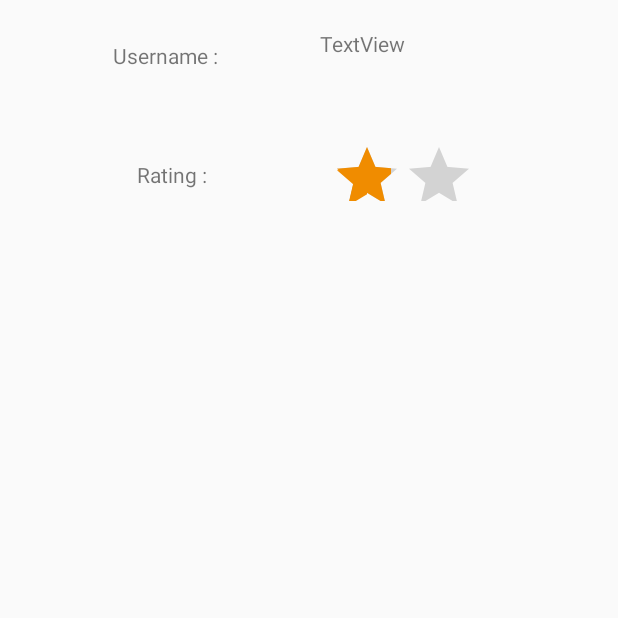
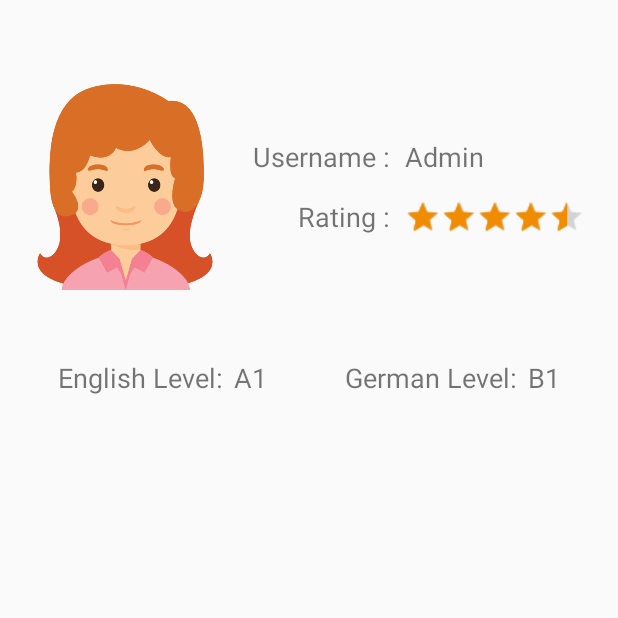
Before and after one commit to bounswe/bounswe2019group3, an Android app: the ProfilePage screen opened directly, with no data from a screen before it, on a phone screen of 412 x 824 dp, the top half of it. Run offline under Robolectric (Android 15) with nearby library versions, the phone set to English and light mode, and no system bars; network calls fail; Roboto replaces fonts that are not available here.

Commit message:
Profile page added
Co-authored-by: yagmurkahyaoglu <kahyaoglu.yagmur@gmail.com>
Co-authored-by: ebruzorlu <ebru.zorlu@boun.edu.tr>
Co-authored-by: orenbartu <bartu.oren@boun.edu.tr>

```diff
--- a/project/mobile/bulingo/app/src/main/java/com/bulingo/Database/APIInterface.java
+++ b/project/mobile/bulingo/app/src/main/java/com/bulingo/Database/APIInterface.java
@@ -29,7 +29,7 @@ public interface APIInterface {
     Call<Void> doEvaluateExercise(@Path("language_abbr") String abbr, @Path("exercise_id") int id);
 
     @POST("/api/language/{language_abbr}/exam/evaluate")
-    Call<Grade> doEvaluateExam(@Path("language_abbr") String abbr, @Body JsonObject params);
+    Call<Grade> doEvaluateExam(@Path("language_abbr") String abbr, @Body JsonArray params);
 
     @GET("/api/language/{language_abbr}/excercise/excercise_type/")
     Call<Void> doGetExercises(@Path("language_abbr") String abbr);
--- a/project/mobile/bulingo/app/src/main/java/com/bulingo/Exercises/ResultActivity.java
+++ b/project/mobile/bulingo/app/src/main/java/com/bulingo/Exercises/ResultActivity.java
@@ -42,10 +42,8 @@ public class ResultActivity extends AppCompatActivity {
     public void getResult(String abbr){
 
         JsonArray paramArray = answersToJsonArray(answers, questions);
-        JsonObject arrayObject = new JsonObject();
-        arrayObject.add("answers", paramArray);
 
-        Call<Grade> responseCall = apiInterface.doEvaluateExam(abbr, arrayObject);
+        Call<Grade> responseCall = apiInterface.doEvaluateExam(abbr, paramArray);
         responseCall.enqueue(new Callback<Grade>() {
             @Override
             public void onResponse(Call<Grade> call, Response<Grade> response) {
@@ -71,8 +69,8 @@ public class ResultActivity extends AppCompatActivity {
         JsonArray paramArray = new JsonArray();
         for(int i=0; i<answers.length; i++) {
             JsonObject paramObject = new JsonObject();
-            paramObject.addProperty("question_id", questions[i]);
-            paramObject.addProperty("choices_id", answers[i]);
+            paramObject.addProperty("question_id", String.valueOf(questions[i]));
+            paramObject.addProperty("choice_id", String.valueOf(answers[i]%4));
             paramArray.add(paramObject);
         }
         return paramArray;
--- a/project/mobile/bulingo/app/src/main/res/layout/activity_profile_page.xml
+++ b/project/mobile/bulingo/app/src/main/res/layout/activity_profile_page.xml
@@ -17,64 +17,172 @@
         app:layout_constraintVertical_bias="0.0">
 
         <androidx.constraintlayout.widget.ConstraintLayout
+            android:id="@+id/layoutWithLayout"
             android:layout_width="match_parent"
             android:layout_height="wrap_content"
+            android:layout_marginTop="40dp"
             android:padding="8dp">
+
+            <androidx.constraintlayout.widget.ConstraintLayout
+                android:id="@+id/layoutWithImage"
+                android:layout_width="match_parent"
+                android:layout_height="wrap_content"
+                android:padding="8dp"
+                app:layout_constraintBottom_toTopOf="@id/layoutForLevel"
+                app:layout_constraintEnd_toEndOf="parent"
+                app:layout_constraintStart_toStartOf="parent"
+                app:layout_constraintTop_toTopOf="parent">
 
                 <ImageView
                     android:id="@+id/imageView"
                     android:layout_width="137dp"
                     android:layout_height="137dp"
-                tools:srcCompat="@tools:sample/avatars"
-                app:layout_constraintTop_toTopOf = "parent"
-                app:layout_constraintStart_toStartOf = "@id/staticRating"
-                app:layout_constraintEnd_toEndOf = "parent"
-                app:layout_constraintBottom_toBottomOf = "parent" />
+                    android:textSize="18sp"
+                    app:layout_constraintBottom_toBottomOf="parent"
+                    app:layout_constraintEnd_toStartOf="@id/fourLayout"
+                    app:layout_constraintStart_toStartOf="parent"
+                    app:layout_constraintTop_toTopOf="parent"
+                    app:srcCompat="@drawable/girl" />
+
+                <androidx.constraintlayout.widget.ConstraintLayout
+                    android:id="@+id/fourLayout"
+                    android:layout_width="wrap_content"
+                    android:layout_height="wrap_content"
+                    android:padding="8dp"
+                    app:layout_constraintBottom_toBottomOf="parent"
+                    app:layout_constraintEnd_toEndOf="parent"
+                    app:layout_constraintStart_toEndOf="@id/imageView"
+                    app:layout_constraintTop_toTopOf="parent">
 
                     <TextView
                         android:id="@+id/staticUsername"
-                android:layout_width="wrap_content"
-                android:layout_height="wrap_content"
+                        android:layout_width="100dp"
+                        android:layout_height="40dp"
+                        android:gravity="center"
                         android:text="@string/username2"
-                android:layout_marginBottom="40dp"
-                app:layout_constraintTop_toTopOf = "parent"
-                app:layout_constraintStart_toStartOf = "parent"
-                app:layout_constraintEnd_toStartOf = "@id/realUsername"
-                app:layout_constraintBottom_toTopOf = "@id/staticRating"/>
+                        android:textAlignment="textEnd"
+                        android:textSize="18sp"
+                        app:layout_constraintBottom_toTopOf="@id/staticRating"
+                        app:layout_constraintEnd_toStartOf="@id/realUsername"
+                        app:layout_constraintStart_toStartOf="parent"
+                        app:layout_constraintTop_toTopOf="parent" />
 
                     <TextView
                         android:id="@+id/realUsername"
-                android:layout_width="123dp"
-                android:layout_height="23dp"
-                android:layout_marginBottom="40dp"
-                android:text="TextView"
-                app:layout_constraintBottom_toTopOf="@id/ratingBar"
+                        android:layout_width="120dp"
+                        android:layout_height="40dp"
+                        android:gravity="center_vertical"
+                        android:text="Admin"
+                        android:textSize="18sp"
+                        android:layout_marginStart="10dp"
+                        app:layout_constraintBottom_toTopOf="@+id/ratingLayout"
                         app:layout_constraintEnd_toEndOf="parent"
                         app:layout_constraintStart_toEndOf="@id/staticUsername"
                         app:layout_constraintTop_toTopOf="parent" />
 
                     <TextView
                         android:id="@+id/staticRating"
-                android:layout_width="wrap_content"
-                android:layout_height="wrap_content"
+                        android:layout_width="100dp"
+                        android:layout_height="40dp"
+                        android:gravity="center_vertical"
                         android:text="@string/rating"
-                app:layout_constraintTop_toBottomOf = "@id/staticUsername"
-                app:layout_constraintEnd_toStartOf = "@id/ratingBar"
-                app:layout_constraintStart_toStartOf = "parent"
-                app:layout_constraintBottom_toBottomOf = "parent"/>
+                        android:textAlignment="textEnd"
+                        android:textSize="18sp"
+                        app:layout_constraintBottom_toBottomOf="parent"
+                        app:layout_constraintEnd_toStartOf="@+id/ratingLayout"
+                        app:layout_constraintStart_toStartOf="parent"
+                        app:layout_constraintTop_toBottomOf="@id/staticUsername" />
+
+                    <androidx.constraintlayout.widget.ConstraintLayout
+                        android:id="@+id/ratingLayout"
+                        android:layout_width="120dp"
+                        android:layout_height="40dp"
+                        android:layout_marginStart="10dp"
+
+                        app:layout_constraintBottom_toBottomOf="parent"
+                        app:layout_constraintEnd_toEndOf="parent"
+                        app:layout_constraintStart_toEndOf="@id/staticRating"
+                        app:layout_constraintTop_toBottomOf="@id/realUsername">
 
                         <RatingBar
                             android:id="@+id/ratingBar"
-                android:layout_width="100dp"
-                android:layout_height="40dp"
+                            style="@android:style/Widget.DeviceDefault.RatingBar.Small"
+                            android:layout_width="wrap_content"
+                            android:layout_height="wrap_content"
                             android:numStars="5"
-                android:rating="2.0"
-                app:layout_constraintTop_toBottomOf = "@id/realUsername"
-                app:layout_constraintEnd_toEndOf = "parent"
-                app:layout_constraintStart_toEndOf = "@id/staticRating"
-                app:layout_constraintBottom_toBottomOf = "parent"/>
+                            android:rating="4.3"
+                            android:scaleX="1.5"
+                            android:scaleY="1.5"
+                            app:layout_constraintBottom_toBottomOf="parent"
+                            app:layout_constraintEnd_toEndOf="parent"
+                            app:layout_constraintStart_toStartOf="parent"
+                            app:layout_constraintTop_toTopOf="parent" />
 
+                    </androidx.constraintlayout.widget.ConstraintLayout>
 
+                </androidx.constraintlayout.widget.ConstraintLayout>
+
+            </androidx.constraintlayout.widget.ConstraintLayout>
+
+            <androidx.constraintlayout.widget.ConstraintLayout
+                android:id="@+id/layoutForLevel"
+                android:layout_width="match_parent"
+                android:layout_height="wrap_content"
+                android:layout_marginTop="30dp"
+                android:padding="8dp"
+                app:layout_constraintBottom_toBottomOf="parent"
+                app:layout_constraintEnd_toEndOf="parent"
+                app:layout_constraintStart_toStartOf="parent"
+                app:layout_constraintTop_toBottomOf="@id/layoutWithImage">
+
+                <TextView
+                    android:id="@+id/englishTextView"
+                    android:layout_width="wrap_content"
+                    android:layout_height="wrap_content"
+                    android:layout_marginStart="20dp"
+                    android:text="English Level: "
+                    android:textSize="18sp"
+                    app:layout_constraintBottom_toBottomOf="parent"
+                    app:layout_constraintEnd_toStartOf="@id/englishLevel"
+                    app:layout_constraintStart_toStartOf="parent"
+                    app:layout_constraintTop_toTopOf="parent" />
+
+                <TextView
+                    android:id="@+id/englishLevel"
+                    android:layout_width="wrap_content"
+                    android:layout_height="wrap_content"
+                    android:layout_marginEnd="50dp"
+                    android:text="A1"
+                    android:textSize="18sp"
+                    app:layout_constraintBottom_toBottomOf="parent"
+                    app:layout_constraintEnd_toStartOf="@+id/germanTextView"
+                    app:layout_constraintStart_toEndOf="@id/englishTextView"
+                    app:layout_constraintTop_toTopOf="parent" />
+
+                <TextView
+                    android:id="@+id/germanTextView"
+                    android:layout_width="wrap_content"
+                    android:layout_height="wrap_content"
+                    android:text="German Level: "
+                    android:textSize="18sp"
+                    app:layout_constraintBottom_toBottomOf="parent"
+                    app:layout_constraintEnd_toStartOf="@id/germanLevel"
+                    app:layout_constraintStart_toEndOf="@id/englishLevel"
+                    app:layout_constraintTop_toTopOf="parent" />
+
+                <TextView
+                    android:id="@+id/germanLevel"
+                    android:layout_width="wrap_content"
+                    android:layout_height="wrap_content"
+                    android:layout_marginEnd="20dp"
+                    android:text="B1"
+                    android:textSize="18sp"
+                    app:layout_constraintBottom_toBottomOf="parent"
+                    app:layout_constraintEnd_toEndOf="parent"
+                    app:layout_constraintStart_toEndOf="@id/germanTextView"
+                    app:layout_constraintTop_toTopOf="parent" />
+
+            </androidx.constraintlayout.widget.ConstraintLayout>
 
         </androidx.constraintlayout.widget.ConstraintLayout>
     </ScrollView>
--- a/project/mobile/bulingo/app/src/main/res/layout/activity_result.xml
+++ b/project/mobile/bulingo/app/src/main/res/layout/activity_result.xml
@@ -15,7 +15,7 @@
 
         <TextView
             android:id="@+id/result"
-            android:layout_width="wrap_content"
+            android:layout_width="match_parent"
             android:layout_height="wrap_content"
             android:layout_marginTop="20dp"
             android:fontFamily="@font/ubuntu_medium_italic"
@@ -30,7 +30,7 @@
 
         <TextView
             android:id="@+id/examResult"
-            android:layout_width="wrap_content"
+            android:layout_width="match_parent"
             android:layout_height="wrap_content"
             android:fontFamily="@font/ubuntu_medium_italic"
             android:text="Question"
```
Also changed, not shown: project/mobile/bulingo/app/src/main/res/drawable/girl.png (added). Lines whose indentation alone changed are shown as unchanged.
